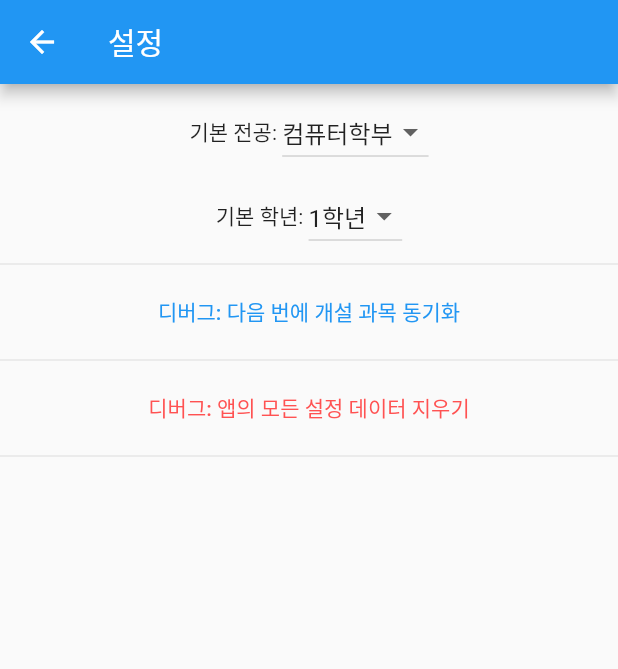
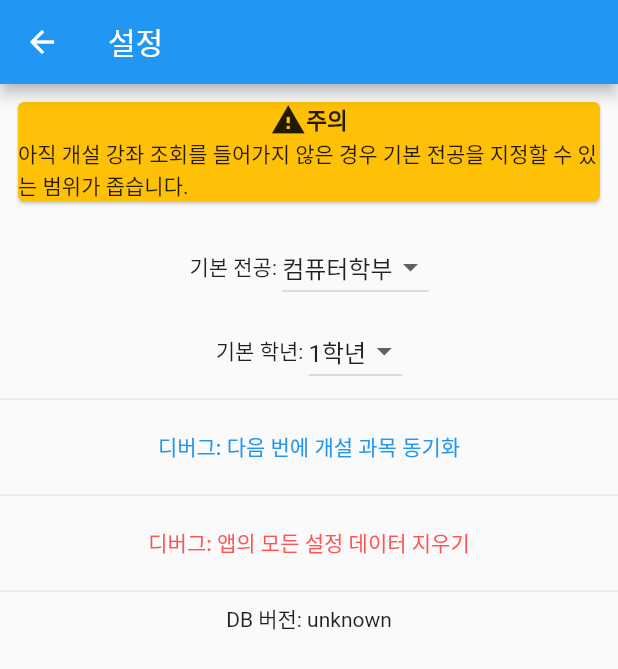
Before and after one commit to sun30812/suwon_mate, a Flutter app: the SettingPage screen opened by its route, on a phone screen of 412 x 824 dp. Shown: the top 669 px of the screen. Run offline on Flutter 3.47's test engine with Material 2 defaults, Android fonts, the phone set to English and light mode, and no system bars; our stand-ins replace firebase_core, firebase_database, shared_preferences; accounts and stored records are empty.

Commit message:
문제점 수정 및 기능 개선 *DB갱신 문제를 해결하였으므로 브랜치는 병합됩니다.*
1. Web 플랫폼에서도 DB버전이 다를 시에만 DB 업데이트 하도록 수정(getExistClass()를 완전히 제거)
2. 기본 전공 설정에서 더 많은 전공을 선택하도록 수정
-> 이 기능은 개설 강좌 조회 기능을 한 번 이상 들어가야 하며, 한번도 안 들어간 경우 기존처럼 동작하며 경고 메세지를 띄움
3. 설정 창에서 DB버전 확인 가능

```diff
--- a/lib/Settings.dart
+++ b/lib/Settings.dart
@@ -14,21 +14,18 @@ class _SettingPageState extends State<SettingPage> {
   String _mySub = '컴퓨터학부';
   String _grade = '1학년';
   bool _isFirst = true;
+  bool _isSynced = false;
   List<DropdownMenuItem<String>> subDropdownList = [];
   List<DropdownMenuItem<String>> gradeDropdownList = [];
 
   Future<SharedPreferences> getSettings() async {
     SharedPreferences _pref = await SharedPreferences.getInstance();
-    // _mySub = _pref.getString('mySub') ?? '';
-    // _grade = _pref.getString('myGrade') ?? '';
     return _pref;
   }
 
   @override
   void initState() {
     super.initState();
-    getSettings();
-    print("init");
     subDropdownList = subList
         .map((dat) => DropdownMenuItem(
               child: Text(dat),
@@ -41,7 +38,6 @@ class _SettingPageState extends State<SettingPage> {
               value: dat,
             ))
         .toList();
-    print(_grade);
   }
 
   @override
@@ -50,6 +46,27 @@ class _SettingPageState extends State<SettingPage> {
     SharedPreferences _pref = await SharedPreferences.getInstance();
     _pref.setString('mySub', _mySub);
     _pref.setString('myGrade', _grade);
+  }
+
+  Widget noSyncWarning() {
+    if (_isSynced) {
+      return Container();
+    }
+    return Card(
+      color: Colors.amber,
+      child: Column(
+        children: [
+          Row(
+            mainAxisAlignment: MainAxisAlignment.center,
+            children: [
+              Icon(Icons.warning),
+              Text('주의', style: TextStyle(fontWeight: FontWeight.bold, fontSize: 15.0),)
+            ],
+          ),
+          Text('아직 개설 강좌 조회를 들어가지 않은 경우 기본 전공을 지정할 수 있는 범위가 좁습니다.')
+        ],
+      ),
+    );
   }
 
   @override
@@ -64,6 +81,16 @@ class _SettingPageState extends State<SettingPage> {
         if (!snapshot.hasData) {
           return Container();
         } else {
+          if ((snapshot.data as SharedPreferences).containsKey('dp_set')) {
+            subDropdownList = (snapshot.data as SharedPreferences).getStringList('dp_set')!
+                .map((dat) => DropdownMenuItem(
+              child: Text(dat),
+              value: dat,
+            ))
+                .toList();
+            subDropdownList.sort((a,b) => a.value!.compareTo(b.value!));
+            _isSynced = true;
+          }
           if (_isFirst)
           {
                 _grade =
@@ -76,6 +103,10 @@ class _SettingPageState extends State<SettingPage> {
               }
               return ListView(
             children: [
+              Padding(
+                  padding: const EdgeInsets.all(8.0),
+                child: noSyncWarning(),
+              ),
               Padding(
                 padding: const EdgeInsets.all(8.0),
                 child: Row(
@@ -130,6 +161,7 @@ class _SettingPageState extends State<SettingPage> {
                                     SharedPreferences _pref =
                                         await SharedPreferences.getInstance();
                                     _pref.remove('class');
+                                    Navigator.of(context).pop();
                                   },
                                   child: Text('확인')),
                               TextButton(
@@ -161,7 +193,8 @@ class _SettingPageState extends State<SettingPage> {
                                   onPressed: () async {
                                     SharedPreferences _pref =
                                         await SharedPreferences.getInstance();
-                                    _pref.remove('class');
+                                    _pref.clear();
+                                    Navigator.of(context).pop();
                                   },
                                   child: Text('확인')),
                               TextButton(
@@ -173,7 +206,8 @@ class _SettingPageState extends State<SettingPage> {
                   },
                   child: Text('디버그: 앱의 모든 설정 데이터 지우기',
                       style: TextStyle(color: Colors.redAccent))),
-              Divider()
+              Divider(),
+              Center(child: Text('DB 버전: ${(snapshot.data as SharedPreferences).getString('db_ver') ?? 'unknown'}'))
             ],
           );
         }
```
Also changed, not shown: lib/openClass.dart (+9 -30 lines), 1 other file.
